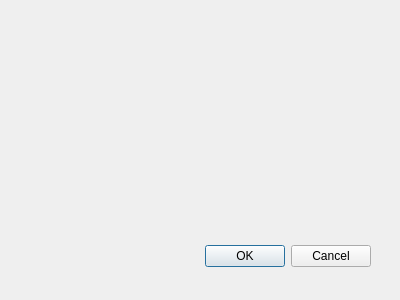
The window that source/windows/model/vacancy/vacancycreatewindow.ui (Who-are-me/term_paper_2022) describes before a commit, drawn with Qt 5.
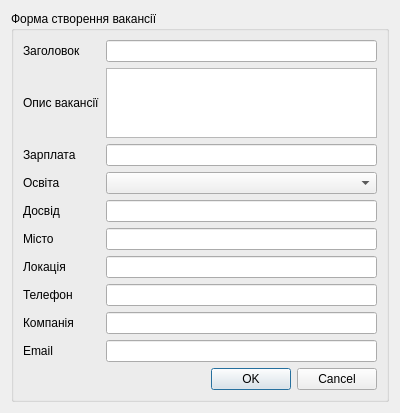
The same window after the commit.

The edit to the form file:
```diff
--- a/source/windows/model/vacancy/vacancycreatewindow.ui
+++ b/source/windows/model/vacancy/vacancycreatewindow.ui
@@ -9,28 +9,140 @@
     <x>0</x>
     <y>0</y>
     <width>400</width>
-    <height>300</height>
+    <height>391</height>
    </rect>
   </property>
   <property name="windowTitle">
    <string>Dialog</string>
   </property>
-  <widget name="buttonBox" class="QDialogButtonBox">
-   <property name="geometry">
-    <rect>
-     <x>30</x>
-     <y>240</y>
-     <width>341</width>
-     <height>32</height>
-    </rect>
-   </property>
-   <property name="orientation">
-    <enum>Qt::Horizontal</enum>
-   </property>
-   <property name="standardButtons">
-    <set>QDialogButtonBox::Cancel|QDialogButtonBox::Ok</set>
-   </property>
-  </widget>
+  <layout class="QGridLayout" name="gridLayout_2">
+   <item row="0" column="0">
+    <widget class="QGroupBox" name="groupBox">
+     <property name="title">
+      <string>Форма створення вакансії</string>
+     </property>
+     <layout class="QGridLayout" name="gridLayout">
+      <item row="1" column="1">
+       <widget class="QTextEdit" name="te_description">
+        <property name="minimumSize">
+         <size>
+          <width>48</width>
+          <height>0</height>
+         </size>
+        </property>
+       </widget>
+      </item>
+      <item row="4" column="0">
+       <widget class="QLabel" name="l_experience">
+        <property name="text">
+         <string>Досвід</string>
+        </property>
+       </widget>
+      </item>
+      <item row="2" column="0">
+       <widget class="QLabel" name="l_salary">
+        <property name="text">
+         <string>Зарплата</string>
+        </property>
+       </widget>
+      </item>
+      <item row="9" column="0">
+       <widget class="QLabel" name="l_company">
+        <property name="text">
+         <string>Компанія</string>
+        </property>
+       </widget>
+      </item>
+      <item row="2" column="1">
+       <widget class="QLineEdit" name="le_salary"/>
+      </item>
+      <item row="3" column="0">
+       <widget class="QLabel" name="l_education">
+        <property name="text">
+         <string>Освіта</string>
+        </property>
+       </widget>
+      </item>
+      <item row="6" column="0">
+       <widget class="QLabel" name="l_location">
+        <property name="text">
+         <string>Локація</string>
+        </property>
+       </widget>
+      </item>
+      <item row="10" column="0">
+       <widget class="QLabel" name="l_email">
+        <property name="text">
+         <string>Email</string>
+        </property>
+       </widget>
+      </item>
+      <item row="7" column="0">
+       <widget class="QLabel" name="l_phone">
+        <property name="text">
+         <string>Телефон</string>
+        </property>
+       </widget>
+      </item>
+      <item row="5" column="1">
+       <widget class="QLineEdit" name="le_city"/>
+      </item>
+      <item row="6" column="1">
+       <widget class="QLineEdit" name="le_location"/>
+      </item>
+      <item row="9" column="1">
+       <widget class="QLineEdit" name="le_company"/>
+      </item>
+      <item row="5" column="0">
+       <widget class="QLabel" name="l_city">
+        <property name="text">
+         <string>Місто</string>
+        </property>
+       </widget>
+      </item>
+      <item row="0" column="0">
+       <widget class="QLabel" name="l_title">
+        <property name="text">
+         <string>Заголовок</string>
+        </property>
+       </widget>
+      </item>
+      <item row="7" column="1">
+       <widget class="QLineEdit" name="le_phone"/>
+      </item>
+      <item row="10" column="1">
+       <widget class="QLineEdit" name="le_email"/>
+      </item>
+      <item row="13" column="0" colspan="2">
+       <widget class="QDialogButtonBox" name="bb">
+        <property name="orientation">
+         <enum>Qt::Horizontal</enum>
+        </property>
+        <property name="standardButtons">
+         <set>QDialogButtonBox::Cancel|QDialogButtonBox::Ok</set>
+        </property>
+       </widget>
+      </item>
+      <item row="1" column="0">
+       <widget class="QLabel" name="l_description">
+        <property name="text">
+         <string>Опис вакансії</string>
+        </property>
+       </widget>
+      </item>
+      <item row="0" column="1">
+       <widget class="QLineEdit" name="le_title"/>
+      </item>
+      <item row="4" column="1">
+       <widget class="QLineEdit" name="le_experience"/>
+      </item>
+      <item row="3" column="1">
+       <widget class="QComboBox" name="cb_education"/>
+      </item>
+     </layout>
+    </widget>
+   </item>
+  </layout>
  </widget>
  <pixmapfunction/>
  <resources/>
```
Left out of the diff: 42 changed lines with no effect on the pictures.
